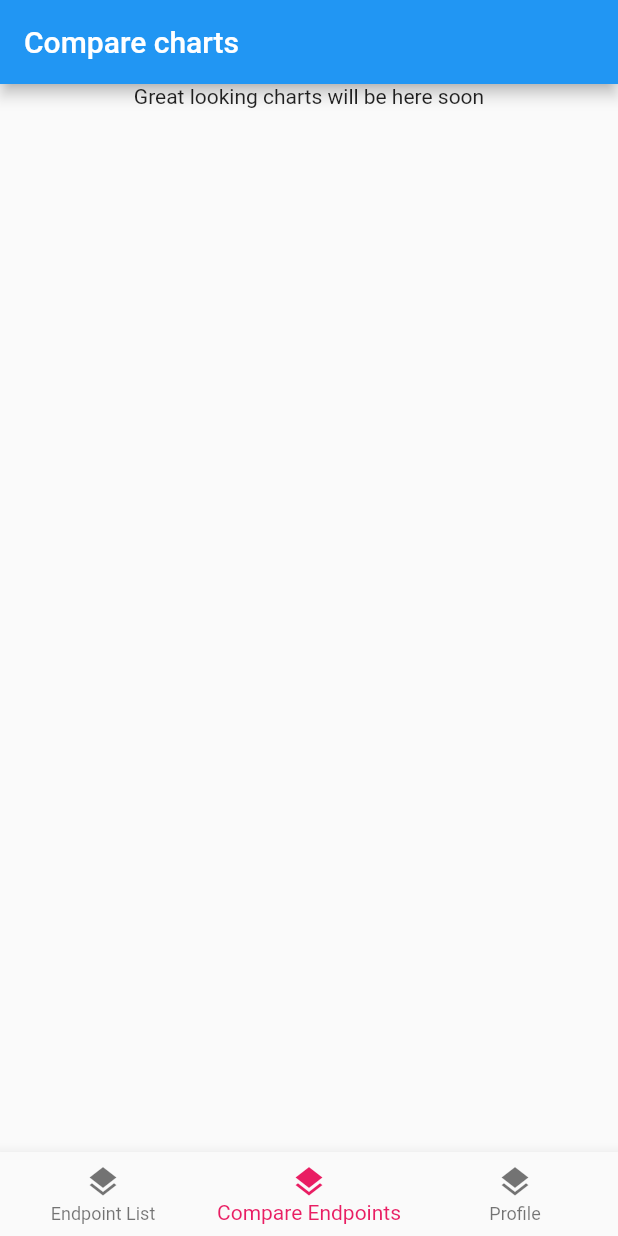
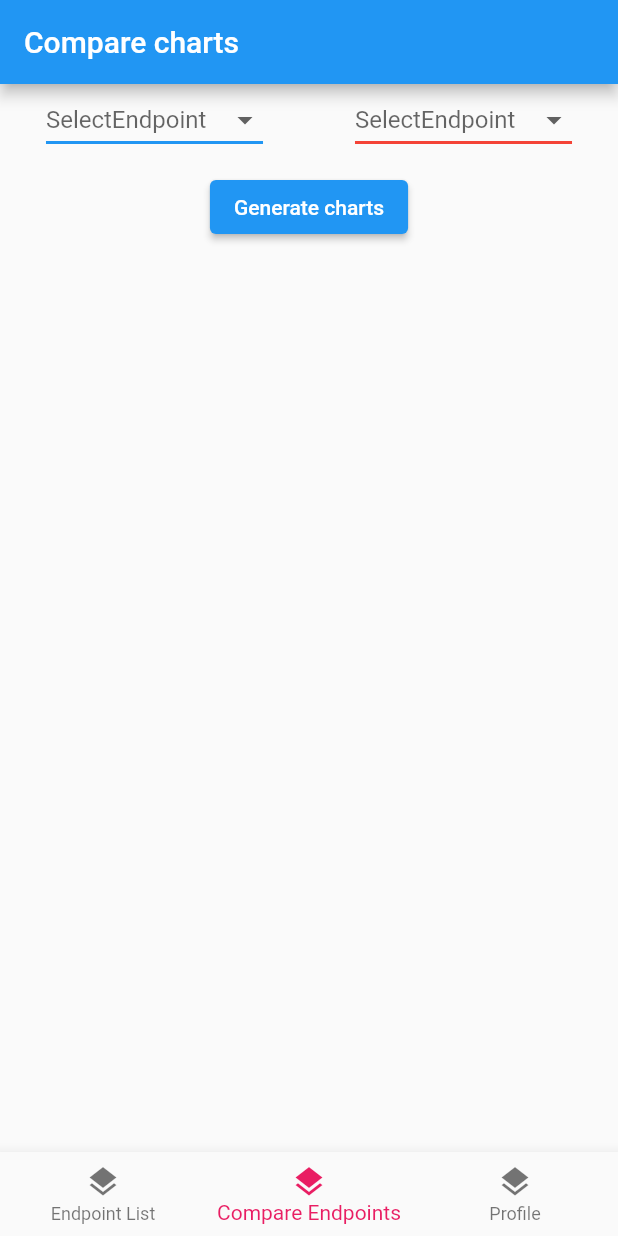
Before and after one commit to pploszczyca/Air-Pollution-Data-Visualizer, a Flutter app: the screen it shows after launch, item 2 of the bottom bar chosen, on a phone screen of 412 x 824 dp. Run offline on Flutter 3.47's test engine with Material 2 defaults, Android fonts, the phone set to English and light mode, and no system bars; our stand-ins replace charts_flutter, loading_animation_widget; missing offline and left inert: ...

Commit message:
[APDV-49] added basic Compare Endpoints View

```diff
--- a/frontend/lib/App.dart
+++ b/frontend/lib/App.dart
@@ -20,20 +20,23 @@ class App extends StatefulWidget {
 
 class _AppState extends State<App> {
   _AppState();
+
   int _selectedIndex = 0;
   late final List<Widget> _navigationOptions = <Widget>[
     EndpointNavigator(endpointRepository: widget.endpointRepository),
-    const CompareChartsView(),
+    CompareChartsView(
+      endpointRepository: widget.endpointRepository,
+    ),
     const ProfileView(),
   ];
-
-
 
   @override
   Widget build(BuildContext context) {
     MediaQueryData queryData = MediaQuery.of(context);
 
-    return queryData.size.width > 560 ? _buildRailNavigationScaffold() : _buildBottomNavigationScaffold();
+    return queryData.size.width > 560
+        ? _buildRailNavigationScaffold()
+        : _buildBottomNavigationScaffold();
   }
 
   Scaffold _buildRailNavigationScaffold() {
@@ -59,11 +62,12 @@ class _AppState extends State<App> {
       children: [
         SizedBox(
           width: 100,
-              child: _navi,),
+          child: _navi,
+        ),
         const VerticalDivider(thickness: 1, width: 1),
         // line splitting navbar and main content
         Expanded(
-              child:IndexedStack(
+          child: IndexedStack(
             index: _selectedIndex,
             children: _navigationOptions,
           ),
@@ -80,9 +84,9 @@ class _AppState extends State<App> {
         _buildNavigationItem(compareEnpoints),
         _buildNavigationItem(profile),
       ],
-      onTap: (index) =>
-          setState(() {
+      onTap: (index) => setState(() {
         _selectedIndex = index;
+        if (index == 0) {}
       }),
       currentIndex: _selectedIndex,
       selectedItemColor: Colors.pink,
@@ -107,7 +111,8 @@ class _AppState extends State<App> {
         stringLabel,
         style: const TextStyle(color: Colors.pink),
         textAlign: TextAlign.center,
-        ));
+      ),
+    );
   }
 
   BottomNavigationBarItem _buildNavigationItem(String stringLabel) {
--- /dev/null
+++ b/frontend/lib/Common/Common.dart
@@ -0,0 +1,11 @@
+import 'package:flutter/material.dart';
+import 'package:loading_animation_widget/loading_animation_widget.dart';
+
+Center LoadingInCenter() {
+  return Center(
+    child: LoadingAnimationWidget.halfTriangleDot(
+      size: 90,
+      color: Colors.pink,
+    ),
+  );
+}
--- a/frontend/lib/CompareEndpoints/CompareEndpointsView.dart
+++ b/frontend/lib/CompareEndpoints/CompareEndpointsView.dart
@@ -1,22 +1,98 @@
+import 'package:adpv_frontend/CompareEndpoints/TwoChartsDateTime.dart';
+import 'package:adpv_frontend/Repository/EndpointRepository.dart';
 import 'package:flutter/material.dart';
 
+import '../Common/Common.dart';
+
 class CompareChartsView extends StatefulWidget {
-  const CompareChartsView({Key? key}) : super(key: key);
+  const CompareChartsView({Key? key, required this.endpointRepository})
+      : super(key: key);
+  final EndpointRepository endpointRepository;
 
   @override
   State<CompareChartsView> createState() => _CompareChartsViewState();
 }
 
 class _CompareChartsViewState extends State<CompareChartsView> {
+  String? _firstEndpoint;
+  String? _secondEndpoint;
+  Widget chart = Container();
   @override
   Widget build(BuildContext context) {
-    return Column(children: <Widget>[
-      AppBar(
+    return Scaffold(
+      appBar: AppBar(
         title: Text("Compare charts"),
       ),
-      Container(
-        child: Text("Great looking charts will be here soon"),
+      body: FutureBuilder<List<String>>(
+        builder: (context, snapshot) {
+          if (snapshot.connectionState == ConnectionState.none ||
+              snapshot.data == null) {
+            return LoadingInCenter();
+          } else {
+            return Column(
+              children: [
+                Row(
+                  mainAxisAlignment: MainAxisAlignment.spaceAround,
+                  children: <Widget>[
+                    DropdownButton(
+                      hint: const Text("SelectEndpoint"),
+                      value: _firstEndpoint,
+                      items: buildDropDownMenuItems(snapshot).toList(),
+                      underline: Container(
+                        height: 2,
+                        color: Colors.blue,
+                      ),
+                      onChanged: (value) {
+                        setState(() {
+                          _firstEndpoint = value as String?;
+                        });
+                      },
+                    ),
+                    DropdownButton(
+                      hint: const Text("SelectEndpoint"),
+                      value: _secondEndpoint,
+                      items: buildDropDownMenuItems(snapshot).toList(),
+                      underline: Container(
+                        height: 2,
+                        color: Colors.red,
+                      ),
+                      onChanged: (value) {
+                        setState(() {
+                          _secondEndpoint = value as String?;
+                        });
+                      },
+                    ),
+                  ],
+                ),
+                Container(
+                  margin: const EdgeInsets.all(10.0),
+                  child: ElevatedButton(
+                      onPressed: () => {
+                            this.chart = TwoChartsDateTime(endpoints: [
+                              widget.endpointRepository
+                                  .getEndpoint(_firstEndpoint!),
+                              widget.endpointRepository
+                                  .getEndpoint(_secondEndpoint!)
+                            ])
+                          },
+                      child: const Text("Generate charts")),
+                ),
+                chart
+              ],
+            );
+          }
+        },
+        future: widget.endpointRepository.getEndpointSummary(),
       ),
-    ]);
+    );
   }
+
+  Iterable<DropdownMenuItem<String>> buildDropDownMenuItems(
+      AsyncSnapshot<List<String>> snapshot) {
+    return snapshot.data!.map((item) => DropdownMenuItem<String>(
+          child: Text(item),
+          value: item,
+        ));
+  }
+
 }
--- a/frontend/lib/EndpointList/EndpointNavigator.dart
+++ b/frontend/lib/EndpointList/EndpointNavigator.dart
@@ -23,6 +23,7 @@ class _EndpointNavigatorState extends State<EndpointNavigator> {
       onGenerateRoute: (RouteSettings settings) {
         late Widget page;
         if(settings.name == endpointListRoute){
+          print(settings.name);
           page =  EndpointList(endpointRepository: widget.endpointRepository,);
         }else if(settings.name!.startsWith(endpointViewRoute)){
           var endpointName = settings.name!.split("/")[2];
--- a/frontend/lib/EndpointList/EndpointView/DataChart.dart
+++ b/frontend/lib/EndpointList/EndpointView/DataChart.dart
@@ -1,6 +1,6 @@
 import 'package:adpv_frontend/Models/EndpointData.dart';
 import 'package:../../charts_flutter/flutter.dart' as charts;
-import 'package:flutter/cupertino.dart';
+import 'package:flutter/material.dart';
 
 class DataChart extends StatelessWidget {
   const DataChart({
--- a/frontend/lib/EndpointList/EnpointList.dart
+++ b/frontend/lib/EndpointList/EnpointList.dart
@@ -1,3 +1,4 @@
+import 'package:adpv_frontend/Common/Common.dart';
 import 'package:adpv_frontend/Repository/EndpointRepository.dart';
 import 'package:adpv_frontend/Routing.dart';
 import 'package:flutter/material.dart';
@@ -25,7 +26,7 @@ class _EndpointListState extends State<EndpointList> {
         builder: (context, snapshot) {
           if (snapshot.connectionState == ConnectionState.none ||
               snapshot.data == null) {
-            return Container();
+            return LoadingInCenter();
           }
           return ListView.builder(
             itemCount: snapshot.data!.length,
--- a/frontend/lib/Profile/ProfileNavigator.dart
+++ b/frontend/lib/Profile/ProfileNavigator.dart
@@ -19,9 +19,7 @@ class _ProfileNavigatorState extends State<ProfileNavigator> {
     return Navigator(
       onGenerateRoute: (RouteSettings settings) {
         late Widget page;
-        if(settings.name ==profileRoute){
-          page = const ProfileView();
-        }
+        page = const ProfileView();
 
         return MaterialPageRoute<dynamic>(
             builder: (context){
--- a/frontend/lib/Routing.dart
+++ b/frontend/lib/Routing.dart
@@ -3,7 +3,7 @@ const String endpointListRoute = '/';
 const String endpointViewRoute = '/endpoint';
 
 // Consts for routing Profile
-const String profileRoute = '/profile';
+const String profileRoute = '/';
 
 // Consts for routing Compare Endpoints
-const String compareEndpointsRoute = '/compareEndpoints';
+const String compareEndpointsRoute = '/';
```
Also changed, not shown: frontend/lib/CompareEndpoints/TwoChartsDateTime.dart (added, +68 -0 lines), frontend/lib/EndpointList/EndpointView/EndpointView.dart (+10 -12 lines), frontend/lib/Repository/EndpointRepository.dart (+47 -2 lines). Lines whose indentation alone changed are shown as unchanged.
